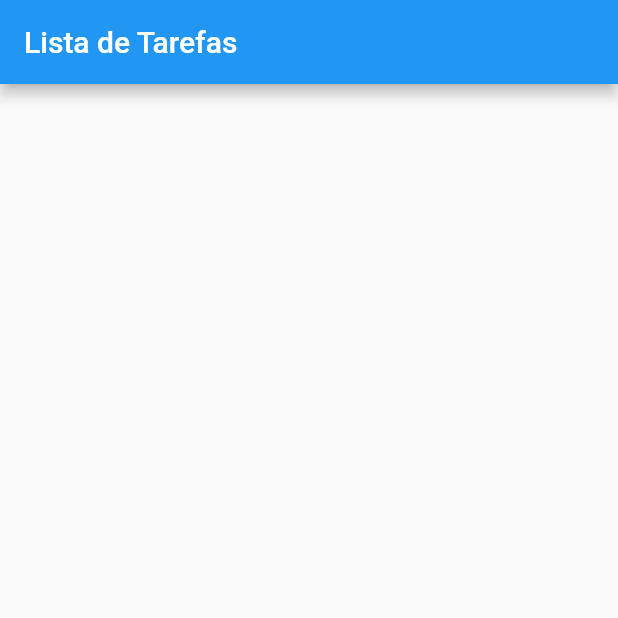
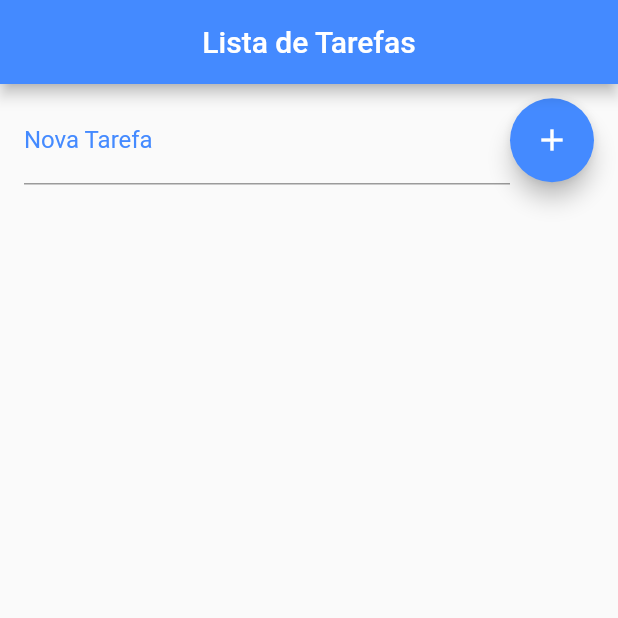
Before and after one commit to CodeAkio/lista_de_tarefas, a Flutter app: the screen it shows after launch, on a phone screen of 412 x 824 dp, the top half of it. Run offline on Flutter 3.47's test engine with Material 2 defaults, Android fonts, the phone set to English and light mode, and no system bars.

Commit message:
Create interface

```diff
--- a/lib/modules/home/home_page.dart
+++ b/lib/modules/home/home_page.dart
@@ -12,7 +12,21 @@ class HomePage extends StatefulWidget {
 }
 
 class _HomePageState extends State<HomePage> {
-  List _toDoList = [];
+  final _todoController = TextEditingController();
+
+  List<Map<String, dynamic>> _toDoList = [];
+
+  void _addTask() {
+    Map<String, dynamic> newTask = {};
+    newTask["title"] = _todoController.text;
+    newTask["ok"] = false;
+
+    setState(() {
+      _toDoList.add(newTask);
+    });
+
+    _todoController.text = "";
+  }
 
   Future<File> _getFile() async {
     final directory = await getApplicationDocumentsDirectory();
@@ -43,8 +57,54 @@ class _HomePageState extends State<HomePage> {
     return Scaffold(
       appBar: AppBar(
         title: const Text("Lista de Tarefas"),
+        backgroundColor: Colors.blueAccent,
+        centerTitle: true,
       ),
-      body: Container(),
+      body: Column(
+        children: [
+          Container(
+            padding: const EdgeInsets.symmetric(horizontal: 16, vertical: 8),
+            child: Row(
+              children: [
+                Expanded(
+                  child: TextField(
+                    controller: _todoController,
+                    decoration: const InputDecoration(
+                        labelText: "Nova Tarefa",
+                        labelStyle: TextStyle(color: Colors.blueAccent)),
+                  ),
+                ),
+                FloatingActionButton(
+                  child: const Icon(Icons.add),
+                  backgroundColor: Colors.blueAccent,
+                  onPressed: _addTask,
+                )
+              ],
+            ),
+          ),
+          Expanded(
+            child: ListView.builder(
+                padding: const EdgeInsets.only(top: 16),
+                itemCount: _toDoList.length,
+                itemBuilder: (context, index) {
+                  var item = _toDoList[index];
+
+                  return CheckboxListTile(
+                    title: Text(item["title"]),
+                    value: item["ok"],
+                    secondary: CircleAvatar(
+                      child: Icon(item["ok"] ? Icons.check : Icons.error),
+                    ),
+                    onChanged: (value) {
+                      setState(() {
+                        item["ok"] = value;
+                      });
+                    },
+                  );
+                }),
+          )
+        ],
+      ),
     );
   }
 }
```
Also changed, not shown: 6 other files.
